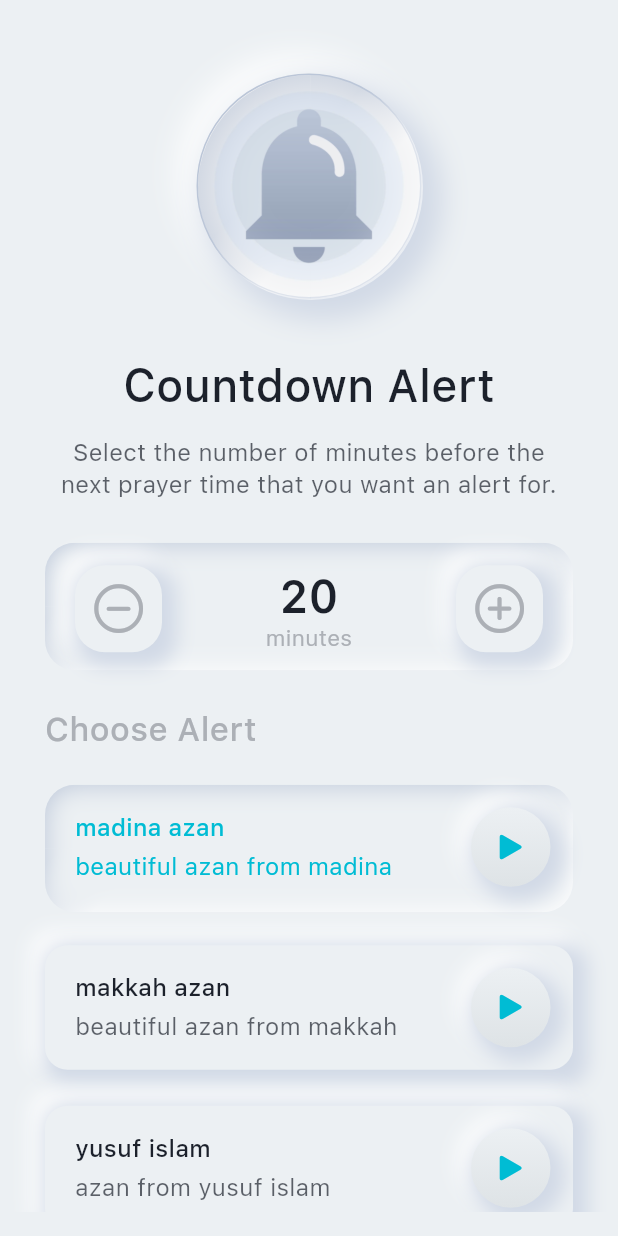
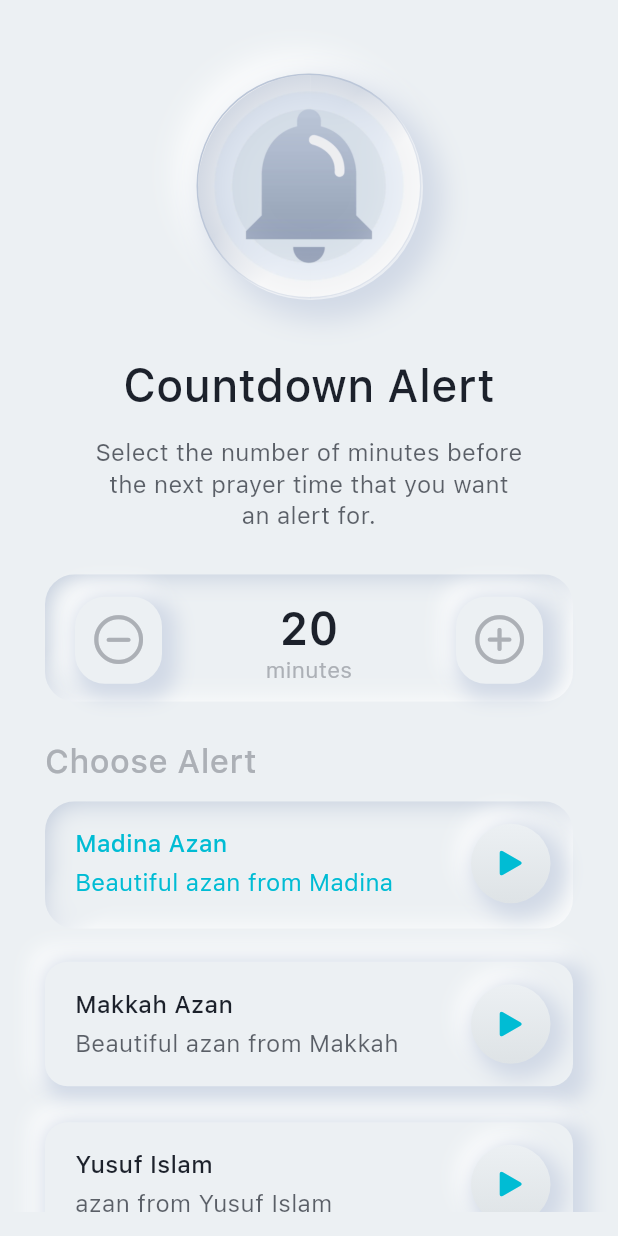
Before and after one commit to obadabaq/masjid-hub, a Flutter app: the screen it shows after launch, swiped to page 3, on a phone screen of 412 x 824 dp. Run offline on Flutter 3.47's test engine with Material 3 defaults, Android fonts, the phone set to English and light mode, and no system bars; our stand-ins replace adhan, audioplayers, auto_size_text, awesome_notifications, card_swiper, cloud_firestore and 23 more; missing offline and left inert: android_intent_plus, angles, arabic_numbers, flutter_cupertino_date_picker_fork, flutter_downloader, flutter_inner_shadow and 3 more; accounts and stored records are empty; network calls fail.

Commit message:
Finalize setup screens

```diff
--- a/lib/constants/timerAudio.dart
+++ b/lib/constants/timerAudio.dart
@@ -3,22 +3,22 @@ import 'package:masjidhub/models/adhanModel.dart';
 final List<AdhanModel> timerAudioList = [
   AdhanModel(
     id: 0,
-    title: 'madina azan',
-    subTitle: 'beautiful azan from madina',
+    title: 'Madina Azan',
+    subTitle: 'Beautiful azan from Madina',
     urlSlug: 'adhan-madina',
     path: "/adhan/madina.mp3",
   ),
   AdhanModel(
     id: 1,
-    title: 'makkah azan',
-    subTitle: 'beautiful azan from makkah',
+    title: 'Makkah Azan',
+    subTitle: 'Beautiful azan from Makkah',
     urlSlug: 'adhan-makkah',
     path: "/adhan/makkah.mp3",
   ),
   AdhanModel(
     id: 2,
-    title: 'yusuf islam',
-    subTitle: 'azan from yusuf islam',
+    title: 'Yusuf Islam',
+    subTitle: 'azan from Yusuf Islam',
     urlSlug: 'adhan-yusuf',
     path: "/adhan/yusuf.mp3",
   ),
--- a/lib/screens/setupScreens/chooseCountdown/chooseCountdown.dart
+++ b/lib/screens/setupScreens/chooseCountdown/chooseCountdown.dart
@@ -2,7 +2,6 @@ import 'package:flutter/material.dart';
 import 'package:masjidhub/common/counter/counter.dart';
 import 'package:provider/provider.dart';
 import 'package:easy_localization/easy_localization.dart';
-
 import 'package:masjidhub/common/setup/setupHeaderImage.dart';
 import 'package:masjidhub/constants/images.dart';
 import 'package:masjidhub/provider/prayerTimingsProvider.dart';
@@ -28,29 +27,6 @@ class _ChooseCountdownState extends State<ChooseCountdown> {
   static int alertTime = SharedPrefs().getCountdownTimer;
   static int alertTimeChangeInterval = 5;
   static int alertTimeChangeMaxInterval = 100;
-
-  Future<void> _updateNotification() async {
-    Provider.of<PrayerTimingsProvider>(context, listen: false)
-        .updateNotification(notificationChannelChange: true);
-  }
-
-  Future<void> _incrementAlertTime() async {
-    if (alertTime == alertTimeChangeMaxInterval) return null;
-    setState(() {
-      alertTime = alertTime + alertTimeChangeInterval;
-    });
-    await SharedPrefs().setCountdownTimer(alertTime);
-    await _updateNotification();
-  }
-
-  Future<void> _decrementAlertTime() async {
-    if (alertTime == alertTimeChangeInterval) return null;
-    setState(() {
-      alertTime = alertTime - alertTimeChangeInterval;
-    });
-    await SharedPrefs().setCountdownTimer(alertTime);
-    await _updateNotification();
-  }
 
   @override
   Widget build(BuildContext context) {
@@ -80,7 +56,8 @@ class _ChooseCountdownState extends State<ChooseCountdown> {
                       ),
                     ),
                     Padding(
-                      padding: EdgeInsets.only(top: 1.5.h, left: 30, right: 30),
+                      padding:
+                          EdgeInsets.only(top: 1.5.h, left: 15.w, right: 15.w),
                       child: Text(
                         tr('selectCountdownText'),
                         style: TextStyle(
@@ -115,8 +92,11 @@ class _ChooseCountdownState extends State<ChooseCountdown> {
                       ),
                     ),
                     Padding(
-                      padding: EdgeInsets.fromLTRB(20, 0, 20, 0),
+                      padding: EdgeInsets.symmetric(horizontal: 30),
                       child: CountdownTimerAudioList(),
+                    ),
+                    SizedBox(
+                      height: 2.h,
                     ),
                     Padding(
                       padding: EdgeInsets.symmetric(horizontal: 30),
@@ -136,4 +116,27 @@ class _ChooseCountdownState extends State<ChooseCountdown> {
       ),
     );
   }
+
+  Future<void> _updateNotification() async {
+    Provider.of<PrayerTimingsProvider>(context, listen: false)
+        .updateNotification(notificationChannelChange: true);
+  }
+
+  Future<void> _incrementAlertTime() async {
+    if (alertTime == alertTimeChangeMaxInterval) return null;
+    setState(() {
+      alertTime = alertTime + alertTimeChangeInterval;
+    });
+    await SharedPrefs().setCountdownTimer(alertTime);
+    await _updateNotification();
+  }
+
+  Future<void> _decrementAlertTime() async {
+    if (alertTime == alertTimeChangeInterval) return null;
+    setState(() {
+      alertTime = alertTime - alertTimeChangeInterval;
+    });
+    await SharedPrefs().setCountdownTimer(alertTime);
+    await _updateNotification();
+  }
 }
--- a/lib/screens/setupScreens/chooseCountdown/countdownTimerAudioList.dart
+++ b/lib/screens/setupScreens/chooseCountdown/countdownTimerAudioList.dart
@@ -1,7 +1,6 @@
 import 'package:audioplayers/audioplayers.dart';
 import 'package:flutter/material.dart';
 import 'package:provider/provider.dart';
-
 import 'package:masjidhub/common/audio/audioListItem.dart';
 import 'package:masjidhub/constants/timerAudio.dart';
 import 'package:masjidhub/provider/prayerTimingsProvider.dart';
@@ -22,6 +21,35 @@ class _CountdownTimerAudioListState extends State<CountdownTimerAudioList> {
 
   static AudioPlayer audioPlayer = AudioPlayer();
   static AudioCache audioCache = AudioCache();
+
+  @override
+  Widget build(BuildContext context) {
+    return Container(
+      child: ListView.builder(
+        physics: const NeverScrollableScrollPhysics(),
+        scrollDirection: Axis.vertical,
+        shrinkWrap: true,
+        itemCount: timerAudioList.length,
+        itemBuilder: (BuildContext context, int index) {
+          return AudioListItem(
+            id: timerAudioList[index].id,
+            title: timerAudioList[index].title,
+            subTitle: timerAudioList[index].subTitle,
+            isSelected: selectedAzanId == timerAudioList[index].id,
+            onPressed: (id) => _onAzanItemPressed(id),
+            onAudioPressed: (id) => _setAzanAudio(id),
+            isAudioSelected: selectedAzanAudioId == timerAudioList[index].id,
+          );
+        },
+      ),
+    );
+  }
+
+  @override
+  void dispose() {
+    audioPlayer.pause();
+    super.dispose();
+  }
 
   Future<void> _setAzanId(id) async {
     setState(() {
@@ -51,34 +79,4 @@ class _CountdownTimerAudioListState extends State<CountdownTimerAudioList> {
   _onAzanItemPressed(int id) {
     _setAzanId(id);
   }
-
-  @override
-  void dispose() {
-    audioPlayer.pause();
-    super.dispose();
-  }
-
-  @override
-  Widget build(BuildContext context) {
-    return Container(
-      child: ListView.builder(
-        physics: const NeverScrollableScrollPhysics(),
-        padding: EdgeInsets.all(10),
-        scrollDirection: Axis.vertical,
-        shrinkWrap: true,
-        itemCount: timerAudioList.length,
-        itemBuilder: (BuildContext context, int index) {
-          return AudioListItem(
-            id: timerAudioList[index].id,
-            title: timerAudioList[index].title,
-            subTitle: timerAudioList[index].subTitle,
-            isSelected: selectedAzanId == timerAudioList[index].id,
-            onPressed: (id) => _onAzanItemPressed(id),
-            onAudioPressed: (id) => _setAzanAudio(id),
-            isAudioSelected: selectedAzanAudioId == timerAudioList[index].id,
-          );
-        },
-      ),
-    );
-  }
 }
--- a/lib/theme/colors.dart
+++ b/lib/theme/colors.dart
@@ -32,6 +32,7 @@ class CustomColors {
   static const Color mildGrey = const Color(0xFFF6C6E71);
   static const Color nero = const Color(0xFFF202020);
   static const Color gunPowder = const Color(0xFFF505052);
+  static const Color greyColor = const Color(0xFFECF0F3);
 
   // Gradients
   static const LinearGradient primary180 =
--- a/pubspec.yaml
+++ b/pubspec.yaml
@@ -3,7 +3,7 @@ description: A new Flutter project.
 
 publish_to: 'none'
 
-version: 1.0.6+17
+version: 1.0.6+18
 
 environment:
   sdk: '>=2.12.0 <3.0.0'
```
Also changed, not shown: lib/screens/setupScreens/chooseDevice/chooseDevice.dart (+12 -18 lines), lib/screens/setupScreens/chooseDevice/chooseDeviceComponent.dart (+8 -1 lines), lib/screens/setupScreens/choosePrayerTime/choosePrayerTime.dart (+12 -6 lines), lib/screens/setupScreens/choosePrayerTime/searchOrganisation.dart (+0 -11 lines), lib/screens/setupScreens/chooseTesbih/chooseTesbih.dart (+12 -13 lines), 1 other file.
